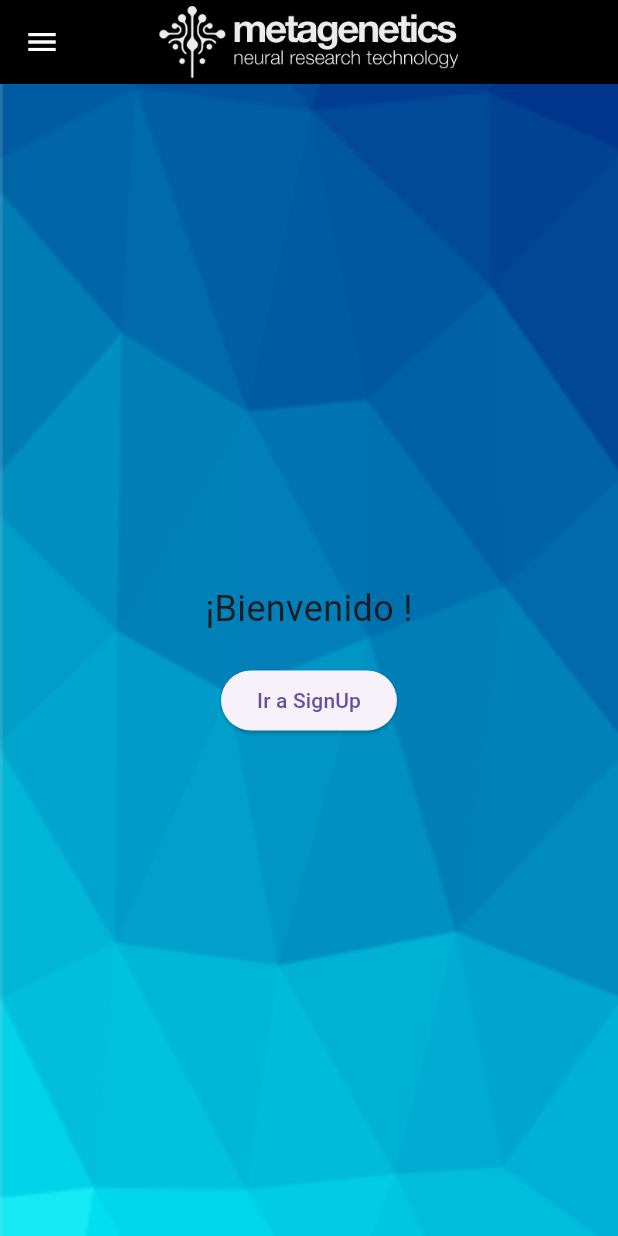
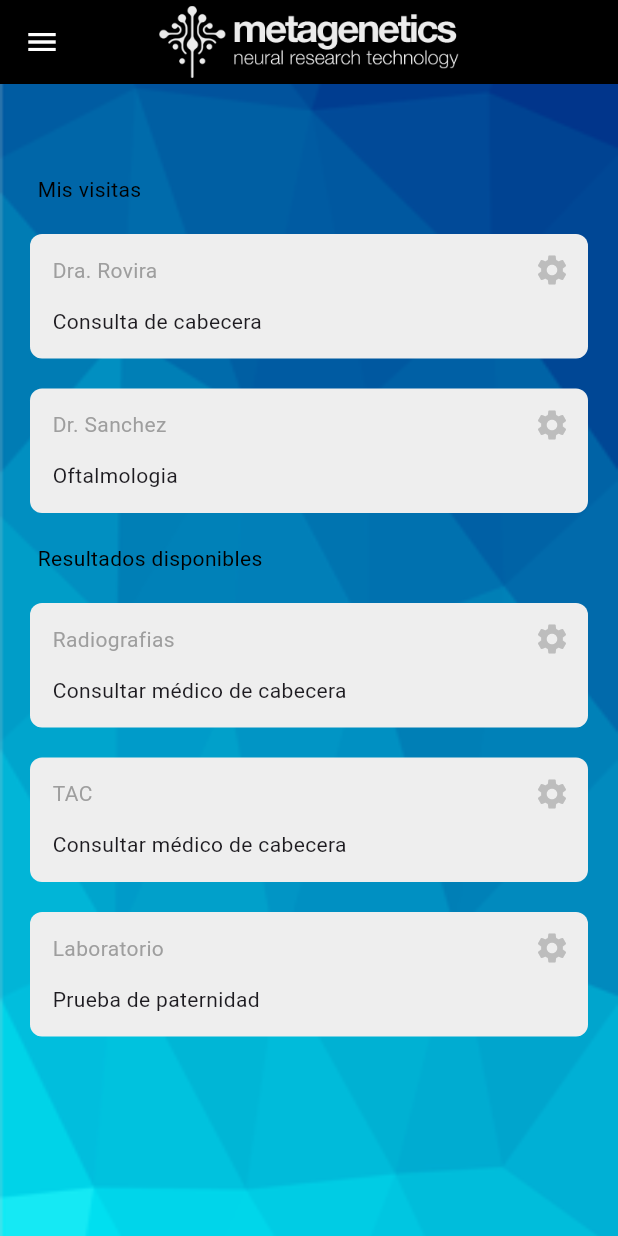
Before and after one commit to Ibirque/login_alternativo, a Flutter app: the screen it shows once a user with an empty profile is signed in, on a phone screen of 412 x 824 dp. Run offline on Flutter 3.47's test engine with Material 3 defaults, Android fonts, the phone set to English and light mode, and no system bars; our stand-ins replace cloud_firestore, firebase_auth, firebase_core; accounts and stored records are empty.

Commit message:
Proyecto finalizado

```diff
--- a/lib/componentes/my_list_tile.dart
+++ b/lib/componentes/my_list_tile.dart
@@ -20,7 +20,7 @@ class MyListTile extends StatelessWidget {
           onTap: onTap,
           title: Text(
             text,
-            style: TextStyle(color: Colors.white),
+            style: const TextStyle(color: Colors.white),
           )),
     );
   }
--- a/lib/paginas/perfil.dart
+++ b/lib/paginas/perfil.dart
@@ -4,6 +4,7 @@ import 'package:cloud_firestore/cloud_firestore.dart';
 import 'package:login_alternativo/componentes/my_textbox.dart';
 
 class Perfil extends StatefulWidget {
+  // ignore: use_key_in_widget_constructors
   const Perfil({Key? key});
 
   @override
@@ -37,6 +38,7 @@ class _Perfil extends State<Perfil> {
         _grupoSanguineo = userData.data()?['grupoSanguineo'];
       });
     } catch (error) {
+      // ignore: avoid_print
       print('Error al obtener la información del usuario: $error');
     }
   }
@@ -53,7 +55,7 @@ class _Perfil extends State<Perfil> {
         ),
         centerTitle: true,
         iconTheme:
-            IconThemeData(color: Colors.white), // Color del icono del Drawer
+            const IconThemeData(color: Colors.white), // Color del icono del Drawer
       ),
       body: Container(
         decoration: const BoxDecoration(
@@ -80,7 +82,7 @@ class _Perfil extends State<Perfil> {
             Text(
               currentUser.email!,
               textAlign: TextAlign.center,
-              style: TextStyle(color: Colors.black),
+              style: const TextStyle(color: Colors.black),
             ),
 
             //Otros detalles
--- a/lib/paginas/principal.dart
+++ b/lib/paginas/principal.dart
@@ -1,4 +1,5 @@
 import 'package:login_alternativo/componentes/my_drawer.dart';
+import 'package:login_alternativo/componentes/my_textbox.dart';
 import 'package:login_alternativo/paginas/perfil.dart';
 import 'package:firebase_auth/firebase_auth.dart';
 import 'package:flutter/material.dart';
@@ -6,9 +7,11 @@ import 'package:cloud_firestore/cloud_firestore.dart';
 import 'sign_up.dart';
 
 class PaginaPrincipal extends StatefulWidget {
+  // ignore: prefer_const_constructors_in_immutables, use_super_parameters
   PaginaPrincipal({Key? key}) : super(key: key);
 
   @override
+  // ignore: library_private_types_in_public_api
   _PaginaPrincipalState createState() => _PaginaPrincipalState();
 }
 
@@ -42,7 +45,7 @@ class _PaginaPrincipalState extends State<PaginaPrincipal> {
     if (option == 'Perfil') {
       Navigator.push(
         context,
-        MaterialPageRoute(builder: (context) => Perfil()),
+        MaterialPageRoute(builder: (context) => const Perfil()),
       );
     }
   }
@@ -64,7 +67,7 @@ class _PaginaPrincipalState extends State<PaginaPrincipal> {
         ),
         centerTitle: true,
         iconTheme:
-            IconThemeData(color: Colors.white), // Color del icono del Drawer
+            const IconThemeData(color: Colors.white), // Color del icono del Drawer
       ),
       drawer: MyDrawer(
         onPerfil: () => _handleDrawerOptionSelected('Perfil'),
@@ -77,28 +80,64 @@ class _PaginaPrincipalState extends State<PaginaPrincipal> {
             fit: BoxFit.cover,
           ),
         ),
-        child: Center(
-          child: Column(
-            mainAxisAlignment: MainAxisAlignment.center,
-            children: [
-              Text(
-                "¡Bienvenido ${user?.email}!",
-                style: const TextStyle(fontSize: 24),
+        child: ListView(
+          children: [
+            const SizedBox(height: 50),
+
+            //Otros detalles
+            const SizedBox(height: 10),
+            const Padding(
+              padding: EdgeInsets.only(left: 25.0),
+              child: Text(
+                'Mis visitas',
+                style: TextStyle(color: Colors.black),
               ),
-              const SizedBox(height: 20),
-              ElevatedButton(
-                onPressed: () {
-                  Navigator.push(
-                    context,
-                    MaterialPageRoute(builder: (context) => PaginaSignUp()),
-                  );
-                },
-                child: const Text('Ir a SignUp'),
+            ),
+
+            // Nombre de usuario
+            MyTextBox(
+              texto: 'Consulta de cabecera',
+              sectionName: 'Dra. Rovira',
+              onPressed: () => editfield('username'),
+            ),
+
+            // Apellido
+            MyTextBox(
+              texto: 'Oftalmologia',
+              sectionName: 'Dr. Sanchez',
+              onPressed: () => editfield('apellido'),
+            ),
+
+            const SizedBox(height: 20),
+            const Padding(
+              padding: EdgeInsets.only(left: 25.0),
+              child: Text(
+                'Resultados disponibles',
+                style: TextStyle(color: Colors.black),
               ),
-            ],
-          ),
+            ),
+
+            MyTextBox(
+              texto: 'Consultar médico de cabecera',
+              sectionName: 'Radiografias',
+              onPressed: () => editfield('cip'),
+            ),
+
+            MyTextBox(
+              texto: 'Consultar médico de cabecera',
+              sectionName: 'TAC',
+              onPressed: () => editfield('Sangre'),
+            ),
+
+            MyTextBox(
+              texto: 'Prueba de paternidad',
+              sectionName: 'Laboratorio',
+              onPressed: () => editfield('Sangre'),
+            ),
+          ],
         ),
       ),
     );
   }
+  Future<void> editfield(String field) async {}
 }
--- a/lib/paginas/sign_up.dart
+++ b/lib/paginas/sign_up.dart
@@ -66,7 +66,7 @@ class PaginaSignUp extends StatelessWidget {
       return true;
     } catch (e) {
       // Manejar cualquier error
-      print('Error al registrar el usuario: $e');
+      // print('Error al registrar el usuario: $e');
       return false;
     }
   }
```
Also changed, not shown: 1 other file.
